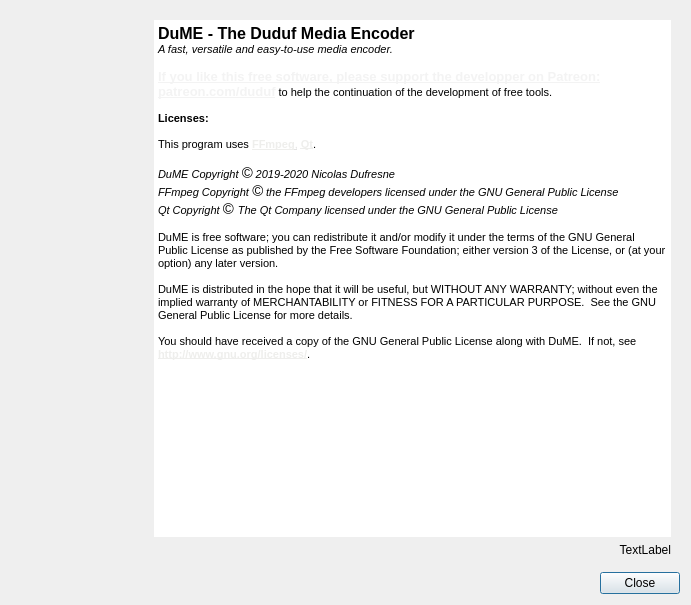
This is src/duqf-widgets/aboutdialog.ui in RxLaboratory/DuME as Qt 5 draws it before an edit. The edited form follows.
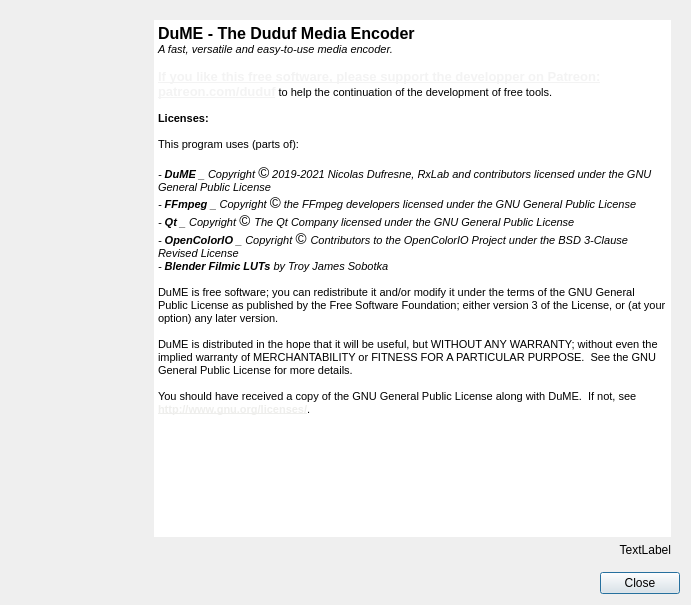
This is the edited form. Icons and pictures are not drawn.

Commit message: updated about with info on dependencies

Diff of the .ui file:
```diff
--- a/src/duqf-widgets/aboutdialog.ui
+++ b/src/duqf-widgets/aboutdialog.ui
@@ -15,7 +15,7 @@
   </property>
   <layout class="QVBoxLayout" name="verticalLayout_2">
    <item>
-    <widget class="QWidget" name="" native="true">
+    <widget class="QWidget" name="widget" native="true">
      <layout class="QHBoxLayout" name="horizontalLayout_2">
       <item>
        <layout class="QVBoxLayout" name="verticalLayout">
@@ -81,11 +81,13 @@
 &lt;p style=&quot;-qt-paragraph-type:empty; margin-top:0px; margin-bottom:0px; margin-left:0px; margin-right:0px; -qt-block-indent:0; text-indent:0px; font-family:'MS Shell Dlg 2'; font-size:8.25pt; font-style:italic;&quot;&gt;&lt;br /&gt;&lt;/p&gt;
 &lt;p style=&quot; margin-top:0px; margin-bottom:0px; margin-left:0px; margin-right:0px; -qt-block-indent:0; text-indent:0px;&quot;&gt;&lt;span style=&quot; font-family:'MS Shell Dlg 2'; font-size:8.25pt; font-weight:600;&quot;&gt;Licenses:&lt;/span&gt;&lt;/p&gt;
 &lt;p style=&quot;-qt-paragraph-type:empty; margin-top:0px; margin-bottom:0px; margin-left:0px; margin-right:0px; -qt-block-indent:0; text-indent:0px; font-family:'MS Shell Dlg 2'; font-size:8.25pt; font-weight:600; font-style:italic;&quot;&gt;&lt;br /&gt;&lt;/p&gt;
-&lt;p style=&quot; margin-top:0px; margin-bottom:0px; margin-left:0px; margin-right:0px; -qt-block-indent:0; text-indent:0px;&quot;&gt;&lt;span style=&quot; font-family:'MS Shell Dlg 2'; font-size:8.25pt;&quot;&gt;This program uses &lt;/span&gt;&lt;a href=&quot;https://ffmpeg.org/&quot;&gt;&lt;span style=&quot; font-size:8pt; font-weight:600; text-decoration: underline; color:#eeeeec;&quot;&gt;FFmpeg&lt;/span&gt;&lt;/a&gt;&lt;a href=&quot;http://ffmpeg.org&quot;&gt;&lt;span style=&quot; font-family:'MS Shell Dlg 2'; font-size:8pt; text-decoration: underline; color:#e3e3e3;&quot;&gt;,&lt;/span&gt;&lt;/a&gt;&lt;span style=&quot; font-family:'MS Shell Dlg 2'; font-size:8.25pt;&quot;&gt; &lt;/span&gt;&lt;a href=&quot;https://www.qt.io/&quot;&gt;&lt;span style=&quot; font-size:8pt; font-weight:600; text-decoration: underline; color:#eeeeec;&quot;&gt;Qt&lt;/span&gt;&lt;/a&gt;&lt;span style=&quot; font-family:'MS Shell Dlg 2'; font-size:8.25pt;&quot;&gt;.&lt;/span&gt;&lt;/p&gt;
+&lt;p style=&quot; margin-top:0px; margin-bottom:0px; margin-left:0px; margin-right:0px; -qt-block-indent:0; text-indent:0px;&quot;&gt;&lt;span style=&quot; font-family:'MS Shell Dlg 2'; font-size:8.25pt;&quot;&gt;This program uses (parts of):&lt;/span&gt;&lt;/p&gt;
 &lt;p style=&quot;-qt-paragraph-type:empty; margin-top:0px; margin-bottom:0px; margin-left:0px; margin-right:0px; -qt-block-indent:0; text-indent:0px; font-family:'MS Shell Dlg 2'; font-size:8.25pt; font-style:italic;&quot;&gt;&lt;br /&gt;&lt;/p&gt;
-&lt;p style=&quot; margin-top:0px; margin-bottom:0px; margin-left:0px; margin-right:0px; -qt-block-indent:0; text-indent:0px;&quot;&gt;&lt;span style=&quot; font-family:'MS Shell Dlg 2'; font-size:8.25pt; font-style:italic;&quot;&gt;DuME Copyright &lt;/span&gt;&lt;span style=&quot; font-style:italic;&quot;&gt;©&lt;/span&gt;&lt;span style=&quot; font-family:'MS Shell Dlg 2'; font-size:8.25pt; font-style:italic;&quot;&gt; 2019-2020 Nicolas Dufresne&lt;/span&gt;&lt;/p&gt;
-&lt;p style=&quot; margin-top:0px; margin-bottom:0px; margin-left:0px; margin-right:0px; -qt-block-indent:0; text-indent:0px;&quot;&gt;&lt;span style=&quot; font-family:'MS Shell Dlg 2'; font-size:8.25pt; font-style:italic;&quot;&gt;FFmpeg Copyright &lt;/span&gt;&lt;span style=&quot; font-style:italic;&quot;&gt;©&lt;/span&gt;&lt;span style=&quot; font-family:'MS Shell Dlg 2'; font-size:8.25pt; font-style:italic;&quot;&gt; &lt;/span&gt;&lt;span style=&quot; font-family:'MS Shell Dlg 2'; font-size:8pt; font-style:italic;&quot;&gt;the FFmpeg developers licensed under the GNU General Public License&lt;/span&gt;&lt;/p&gt;
-&lt;p style=&quot; margin-top:0px; margin-bottom:0px; margin-left:0px; margin-right:0px; -qt-block-indent:0; text-indent:0px;&quot;&gt;&lt;span style=&quot; font-family:'MS Shell Dlg 2'; font-size:8pt; font-style:italic;&quot;&gt;Qt Copyright &lt;/span&gt;&lt;span style=&quot; font-style:italic;&quot;&gt;© &lt;/span&gt;&lt;span style=&quot; font-family:'MS Shell Dlg 2'; font-size:8pt; font-style:italic;&quot;&gt;The Qt Company licensed under the GNU General Public License&lt;/span&gt;&lt;/p&gt;
+&lt;p style=&quot; margin-top:0px; margin-bottom:0px; margin-left:0px; margin-right:0px; -qt-block-indent:0; text-indent:0px;&quot;&gt;&lt;span style=&quot; font-family:'MS Shell Dlg 2'; font-size:8.25pt; font-style:italic;&quot;&gt;- &lt;/span&gt;&lt;span style=&quot; font-family:'MS Shell Dlg 2'; font-size:8.25pt; font-weight:600; font-style:italic;&quot;&gt;DuME&lt;/span&gt;&lt;span style=&quot; font-family:'MS Shell Dlg 2'; font-size:8.25pt; font-style:italic;&quot;&gt; _ Copyright &lt;/span&gt;&lt;span style=&quot; font-style:italic;&quot;&gt;©&lt;/span&gt;&lt;span style=&quot; font-family:'MS Shell Dlg 2'; font-size:8.25pt; font-style:italic;&quot;&gt; 2019-2021 Nicolas Dufresne, RxLab and contributors licensed under the GNU General Public License&lt;/span&gt;&lt;/p&gt;
+&lt;p style=&quot; margin-top:0px; margin-bottom:0px; margin-left:0px; margin-right:0px; -qt-block-indent:0; text-indent:0px;&quot;&gt;&lt;span style=&quot; font-family:'MS Shell Dlg 2'; font-size:8.25pt; font-style:italic;&quot;&gt;- &lt;/span&gt;&lt;span style=&quot; font-family:'MS Shell Dlg 2'; font-size:8.25pt; font-weight:600; font-style:italic;&quot;&gt;FFmpeg&lt;/span&gt;&lt;span style=&quot; font-family:'MS Shell Dlg 2'; font-size:8.25pt; font-style:italic;&quot;&gt; _ Copyright &lt;/span&gt;&lt;span style=&quot; font-style:italic;&quot;&gt;©&lt;/span&gt;&lt;span style=&quot; font-family:'MS Shell Dlg 2'; font-size:8.25pt; font-style:italic;&quot;&gt; &lt;/span&gt;&lt;span style=&quot; font-family:'MS Shell Dlg 2'; font-size:8pt; font-style:italic;&quot;&gt;the FFmpeg developers licensed under the GNU General Public License&lt;/span&gt;&lt;/p&gt;
+&lt;p style=&quot; margin-top:0px; margin-bottom:0px; margin-left:0px; margin-right:0px; -qt-block-indent:0; text-indent:0px;&quot;&gt;&lt;span style=&quot; font-family:'MS Shell Dlg 2'; font-size:8pt; font-style:italic;&quot;&gt;- &lt;/span&gt;&lt;span style=&quot; font-family:'MS Shell Dlg 2'; font-size:8pt; font-weight:600; font-style:italic;&quot;&gt;Qt&lt;/span&gt;&lt;span style=&quot; font-family:'MS Shell Dlg 2'; font-size:8pt; font-style:italic;&quot;&gt; _ Copyright &lt;/span&gt;&lt;span style=&quot; font-style:italic;&quot;&gt;© &lt;/span&gt;&lt;span style=&quot; font-family:'MS Shell Dlg 2'; font-size:8pt; font-style:italic;&quot;&gt;The Qt Company licensed under the GNU General Public License&lt;/span&gt;&lt;/p&gt;
+&lt;p style=&quot; margin-top:0px; margin-bottom:0px; margin-left:0px; margin-right:0px; -qt-block-indent:0; text-indent:0px;&quot;&gt;&lt;span style=&quot; font-family:'MS Shell Dlg 2'; font-size:8pt; font-style:italic;&quot;&gt;- &lt;/span&gt;&lt;span style=&quot; font-family:'MS Shell Dlg 2'; font-size:8pt; font-weight:600; font-style:italic;&quot;&gt;OpenColorIO&lt;/span&gt;&lt;span style=&quot; font-family:'MS Shell Dlg 2'; font-size:8pt; font-style:italic;&quot;&gt; _ Copyright &lt;/span&gt;&lt;span style=&quot; font-style:italic;&quot;&gt;© &lt;/span&gt;&lt;span style=&quot; font-size:8pt; font-style:italic;&quot;&gt;Contributors to the OpenColorIO Project under the BSD 3-Clause Revised License&lt;/span&gt;&lt;/p&gt;
+&lt;p style=&quot; margin-top:0px; margin-bottom:0px; margin-left:0px; margin-right:0px; -qt-block-indent:0; text-indent:0px;&quot;&gt;&lt;span style=&quot; font-size:8pt; font-style:italic;&quot;&gt;- &lt;/span&gt;&lt;span style=&quot; font-size:8pt; font-weight:600; font-style:italic;&quot;&gt;Blender Filmic LUTs &lt;/span&gt;&lt;span style=&quot; font-size:8pt; font-style:italic;&quot;&gt;by Troy James Sobotka&lt;/span&gt;&lt;/p&gt;
 &lt;p style=&quot;-qt-paragraph-type:empty; margin-top:0px; margin-bottom:0px; margin-left:0px; margin-right:0px; -qt-block-indent:0; text-indent:0px; font-family:'MS Shell Dlg 2'; font-size:8pt;&quot;&gt;&lt;br /&gt;&lt;/p&gt;
 &lt;p style=&quot; margin-top:0px; margin-bottom:0px; margin-left:0px; margin-right:0px; -qt-block-indent:0; text-indent:0px;&quot;&gt;&lt;span style=&quot; font-family:'MS Shell Dlg 2'; font-size:8pt;&quot;&gt;DuME is free software; you can redistribute it and/or modify it under the terms of the GNU General Public License as published by the Free Software Foundation; either version 3 of the License, or (at your option) any later version.&lt;/span&gt;&lt;/p&gt;
 &lt;p style=&quot;-qt-paragraph-type:empty; margin-top:0px; margin-bottom:0px; margin-left:0px; margin-right:0px; -qt-block-indent:0; text-indent:0px; font-family:'MS Shell Dlg 2'; font-size:8pt;&quot;&gt;&lt;br /&gt;&lt;/p&gt;
```
The commit also changes 1 other file.
